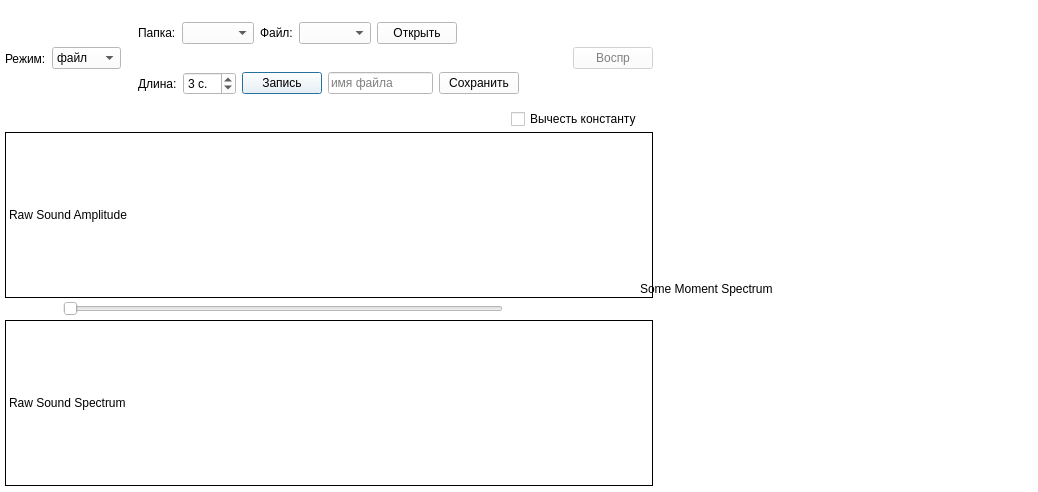
AntonStark/fonoria, file mainwindow.ui: the form before one commit.
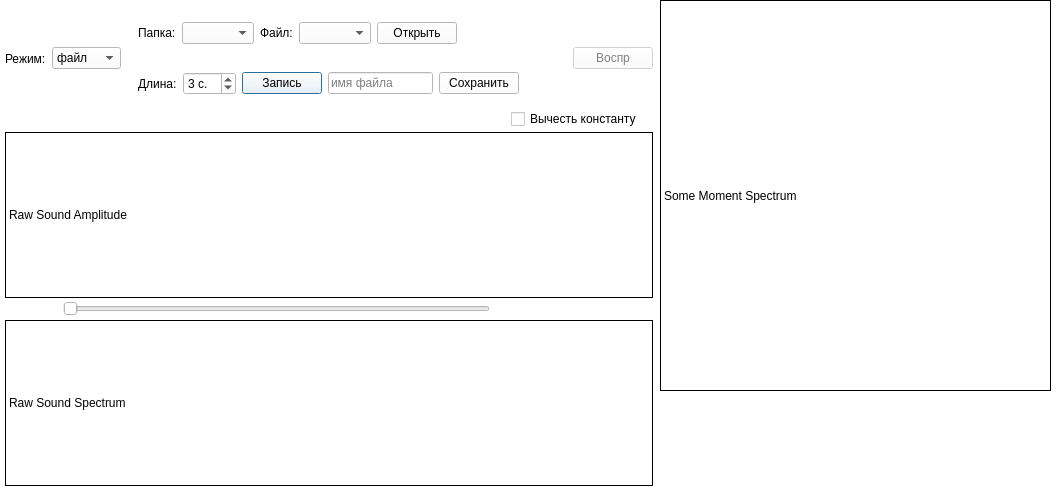
The form after the commit.

```diff
--- a/mainwindow.ui
+++ b/mainwindow.ui
@@ -6,7 +6,7 @@
    <rect>
     <x>0</x>
     <y>0</y>
-    <width>1038</width>
+    <width>1057</width>
     <height>492</height>
    </rect>
   </property>
@@ -792,6 +792,13 @@
          </property>
         </spacer>
        </item>
+       <item>
+        <widget class="QLabel" name="lblMomentum">
+         <property name="text">
+          <string/>
+         </property>
+        </widget>
+       </item>
       </layout>
      </item>
      <item>
@@ -821,12 +828,15 @@
    <widget class="QLabel" name="lblMomentumSpectrum">
     <property name="geometry">
      <rect>
-      <x>640</x>
-      <y>93</y>
+      <x>660</x>
+      <y>0</y>
       <width>391</width>
       <height>391</height>
      </rect>
     </property>
+    <property name="frameShape">
+     <enum>QFrame::Box</enum>
+    </property>
     <property name="text">
      <string>Some Moment Spectrum</string>
     </property>
```
